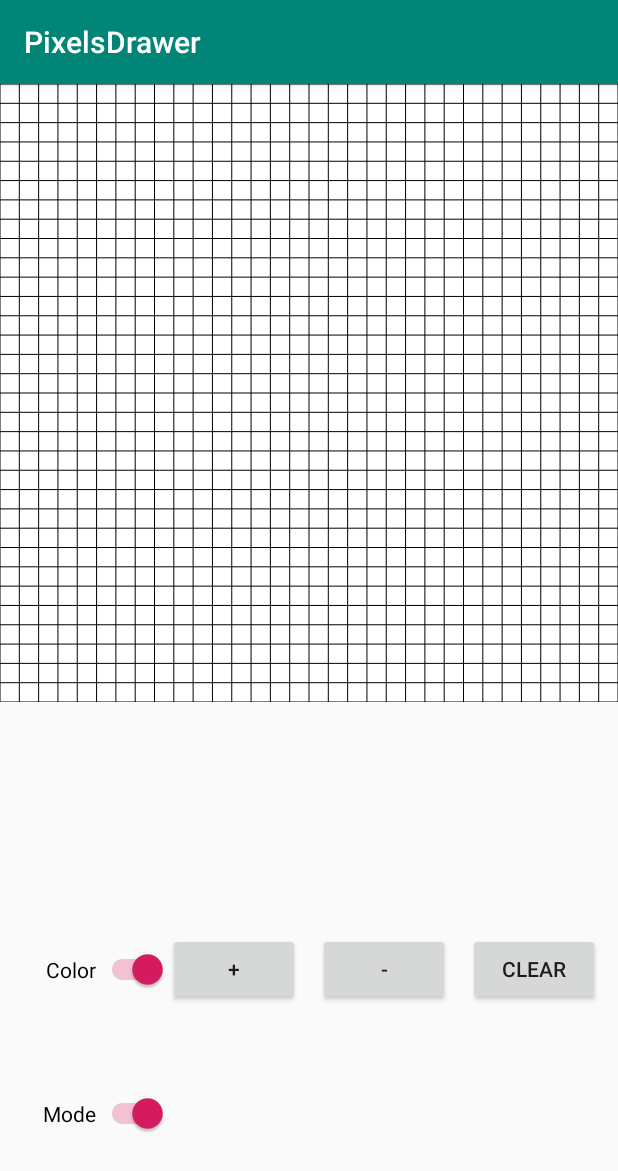
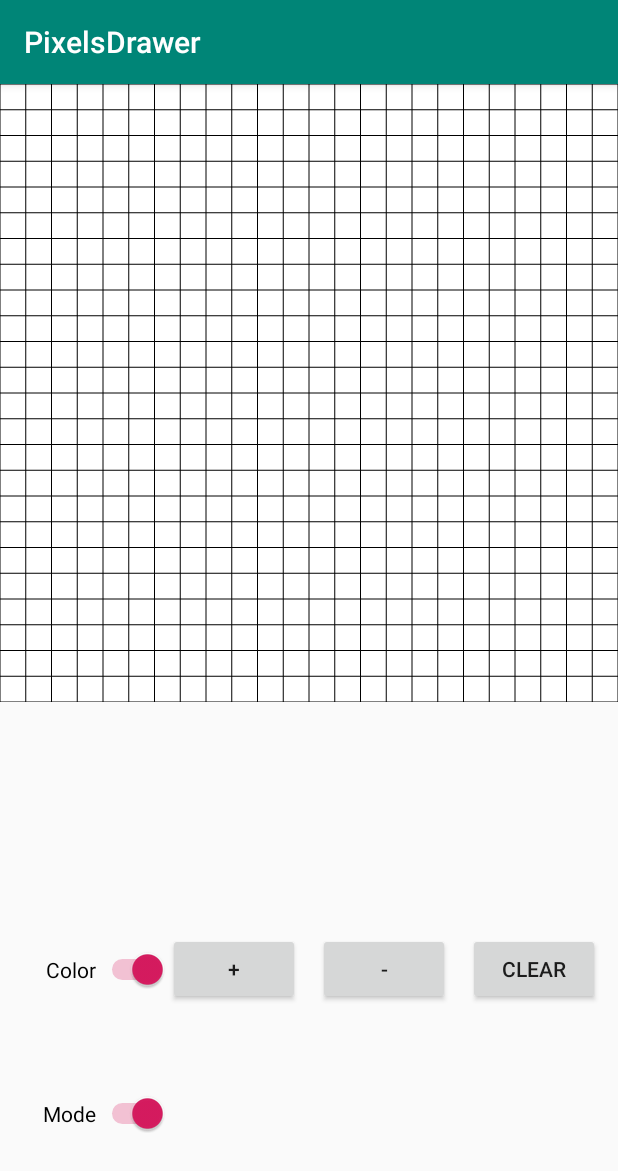
Before and after one commit to EgorSalenko/PixelGridView, an Android app: the screen it shows after launch (MainActivity), on a phone screen of 412 x 824 dp. Shown: the top 1171 px of the screen. Run offline under Robolectric (Android 15) with nearby library versions, the phone set to English and light mode, and no system bars.

Commit message:
Change test grid size

```diff
--- a/app/src/main/res/layout/activity_main.xml
+++ b/app/src/main/res/layout/activity_main.xml
@@ -10,7 +10,7 @@
         android:id="@+id/pixel_drawer"
         android:layout_width="0dp"
         android:layout_height="wrap_content"
-        app:grid_size="32"
+        app:grid_size="24"
         app:layout_constraintLeft_toLeftOf="parent"
         app:layout_constraintRight_toRightOf="parent"
         app:layout_constraintTop_toTopOf="parent" />
```
